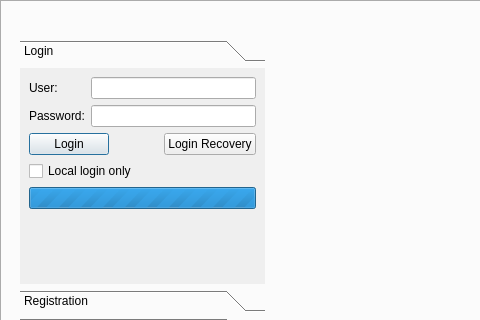
This is trunk/src/edr/src/plugins/newCommunication/ui/DataSourceWidget.ui in mk4me/hm-mde-one as Qt 5 draws it before an edit; both pictures show x 0 to 480 and y 0 to 320 of the 934 by 833 pixel window. The edited form follows.
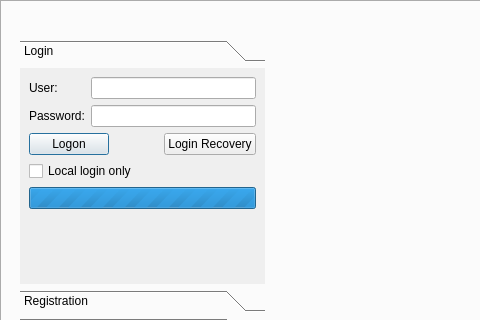
This is the edited form. Icons and pictures are not drawn.

What changed in the file:
```diff
--- a/trunk/src/edr/src/plugins/newCommunication/ui/DataSourceWidget.ui
+++ b/trunk/src/edr/src/plugins/newCommunication/ui/DataSourceWidget.ui
@@ -252,7 +252,7 @@
                 </sizepolicy>
                </property>
                <property name="text">
-                <string>Login</string>
+                <string>Logon</string>
                </property>
                <property name="autoDefault">
                 <bool>true</bool>
```
